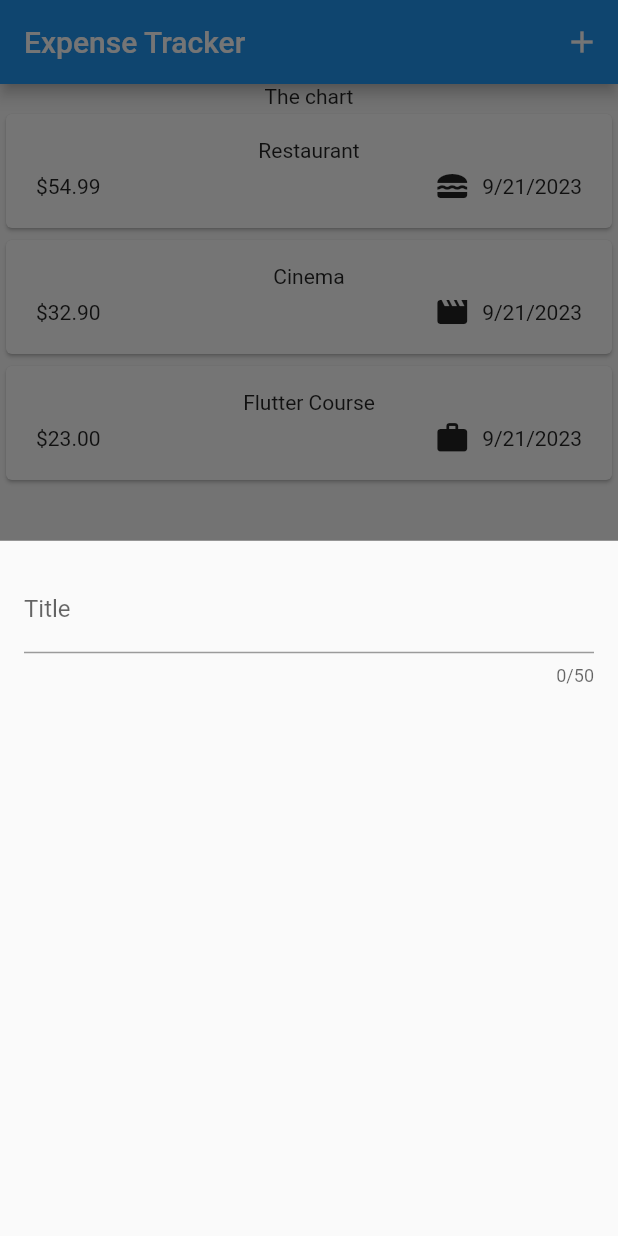
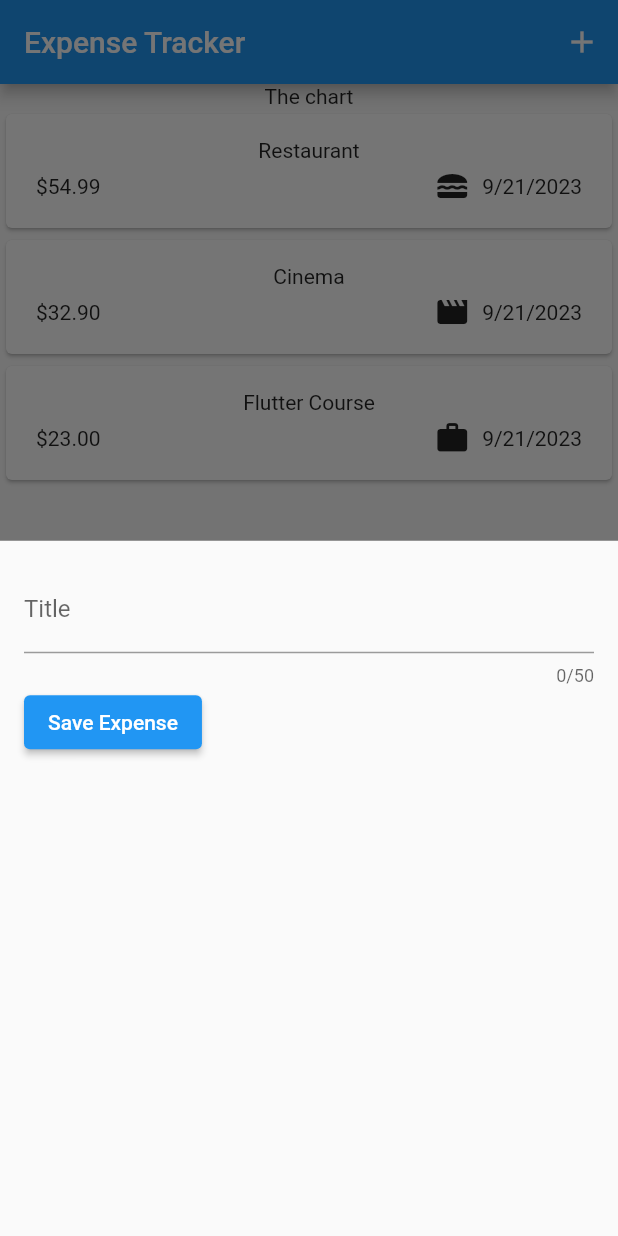
Before and after one commit to AndroidKarlos/ExpensesTracker, a Flutter app: the screen it shows after launch, after a tap on the "add" icon, on a phone screen of 412 x 824 dp. Run offline on Flutter 3.47's test engine with Material 2 defaults, Android fonts, the phone set to English and light mode, and no system bars.

Commit message:
adding a controller input and button to save expense

```diff
--- a/lib/widget/new_expense.dart
+++ b/lib/widget/new_expense.dart
@@ -10,13 +10,36 @@ class NewExpense extends StatefulWidget {
 }
 
 class _NewExpenseState extends State<NewExpense> {
+  final _titleController = TextEditingController();
+
+  @override
+  void dispose() {
+    _titleController.dispose();
+    super.dispose();
+  }
+
+
   @override
   Widget build(BuildContext context) {
-    return const Padding(
-      padding: EdgeInsets.all(16),
+    return Padding(
+      padding: const EdgeInsets.all(16),
       child: Column(
         children: [
-          TextField( maxLength: 50, decoration: InputDecoration(label: Text('Title')),)
+          TextField(
+            controller: _titleController ,
+            maxLength: 50,
+            decoration: const InputDecoration(
+              label: Text('Title'),
+            ),
+          ),
+          Row(
+            children: [
+              ElevatedButton(
+                onPressed: () {},
+                child: const Text('Save Expense'),
+              ),
+            ],
+          )
         ],
       ),
     );
```
